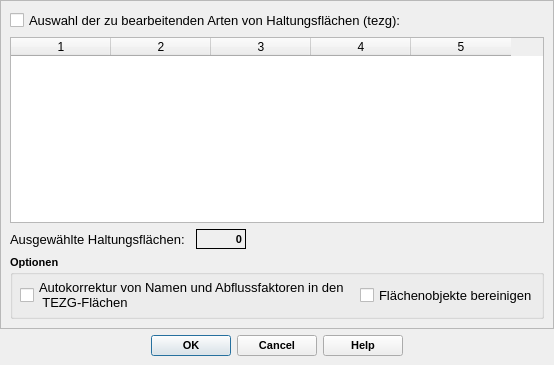
Qt form qkan/createunbeffl/application_dialog_base.ui (SonkeHoffmann/QKan-1) before a commit.
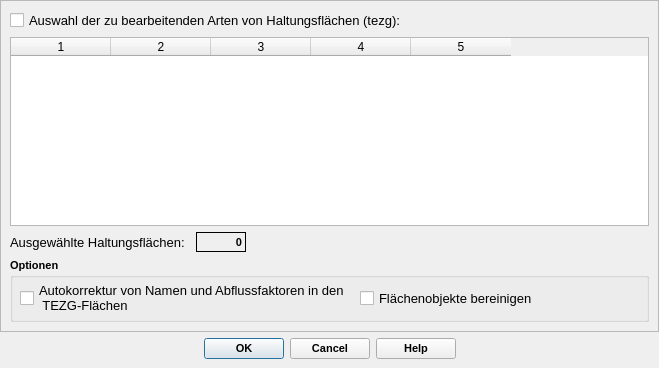
The same form after that commit.

```diff
--- a/qkan/createunbeffl/application_dialog_base.ui
+++ b/qkan/createunbeffl/application_dialog_base.ui
@@ -6,13 +6,13 @@
    <rect>
     <x>0</x>
     <y>0</y>
-    <width>554</width>
-    <height>365</height>
+    <width>659</width>
+    <height>368</height>
    </rect>
   </property>
   <property name="minimumSize">
    <size>
-    <width>250</width>
+    <width>280</width>
     <height>150</height>
    </size>
   </property>
@@ -42,8 +42,8 @@
        <rect>
         <x>0</x>
         <y>0</y>
-        <width>552</width>
-        <height>325</height>
+        <width>657</width>
+        <height>328</height>
        </rect>
       </property>
       <layout class="QVBoxLayout" name="verticalLayout_2">
```
